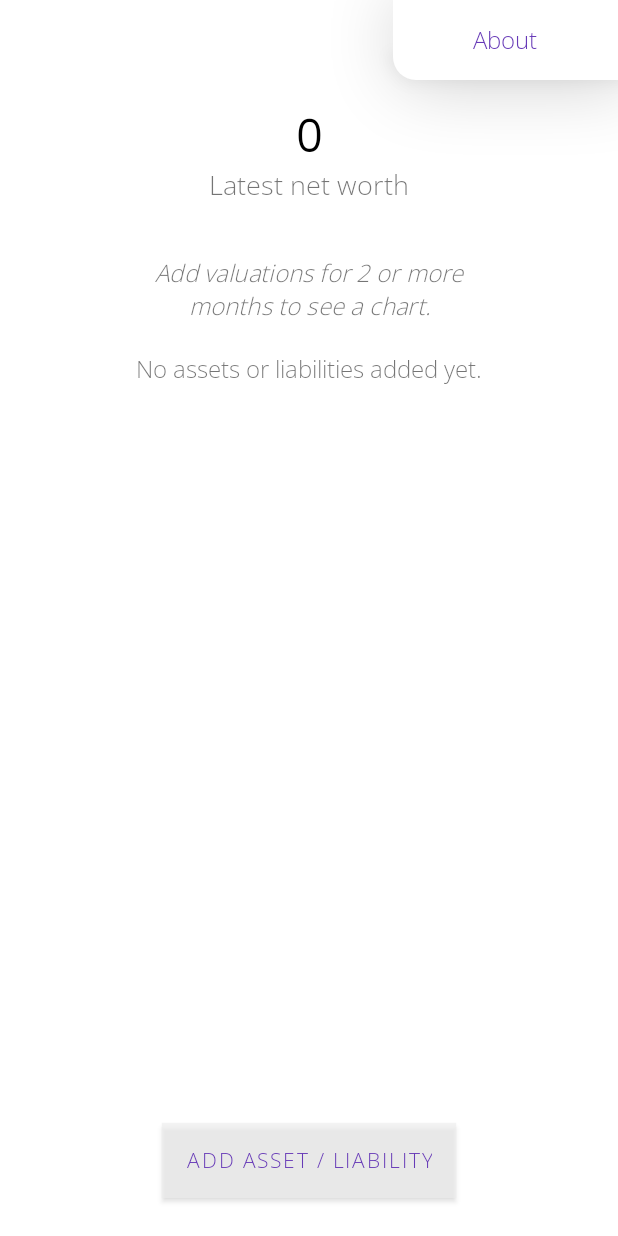
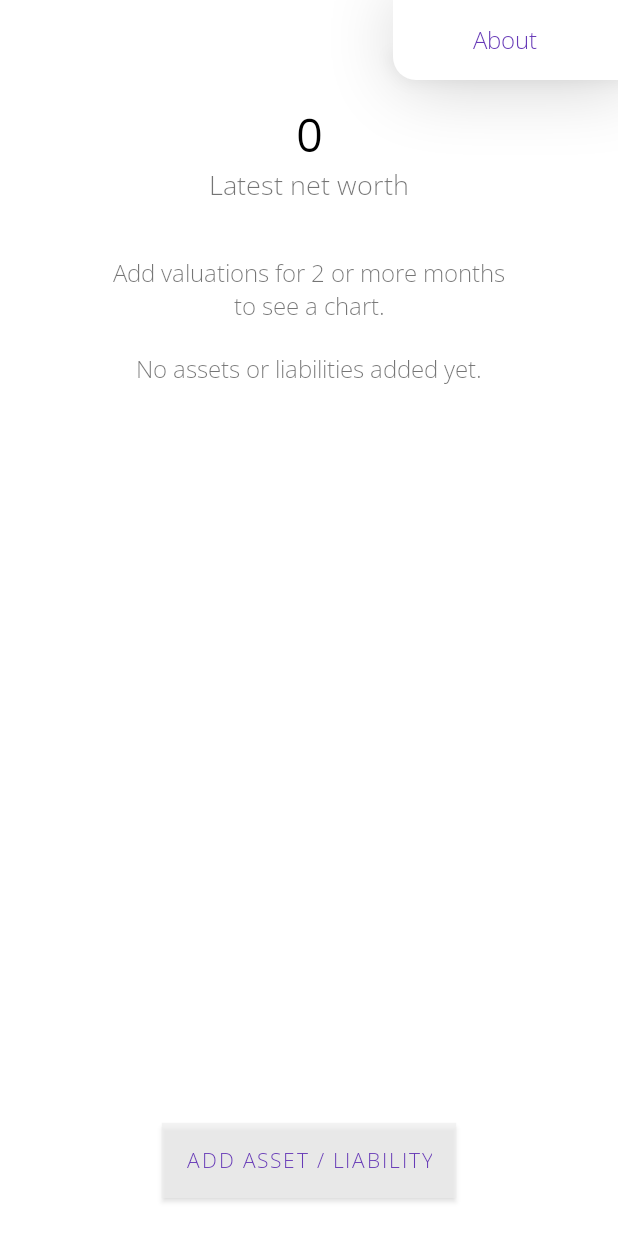
Before and after one commit to btcwojak/fromzero, an Android app: the screen it shows after launch (MainActivity), on a phone screen of 412 x 824 dp. Run offline under Robolectric (Android 15) with nearby library versions, the phone set to English and light mode, and no system bars; libraries missing offline, so code that uses them is left out: com.github.mikephil.charting; plain views replace LineChart.

Commit message:
v1.0.0 release

```diff
--- a/app/build.gradle
+++ b/app/build.gradle
@@ -11,7 +11,7 @@ android {
         applicationId "com.spudg.fromzero"
         minSdkVersion 21
         targetSdkVersion 30
-        versionCode 1
+        versionCode 2
         versionName "1.0.0"
 
         testInstrumentationRunner "androidx.test.runner.AndroidJUnitRunner"
--- a/app/src/main/res/drawable/ic_launcher_foreground.xml
+++ b/app/src/main/res/drawable/ic_launcher_foreground.xml
@@ -1,16 +1,15 @@
 <vector xmlns:android="http://schemas.android.com/apk/res/android"
     android:width="108dp"
     android:height="108dp"
-    android:tint="#673AB7"
     android:viewportWidth="108"
-    android:viewportHeight="108">
-    <group
-        android:scaleX="2.0097"
+    android:viewportHeight="108"
+    android:tint="#673AB7">
+  <group android:scaleX="2.0097"
       android:scaleY="2.0097"
       android:translateX="29.8836"
       android:translateY="29.8836">
     <path
         android:fillColor="@android:color/white"
-            android:pathData="M2,19.99l7.5,-7.51l4,4l7.09,-7.97L22,9.92l-8.5,9.56l-4,-4l-6,6.01L2,19.99zM3.5,15.49l6,-6.01l4,4L22,3.92l-1.41,-1.41l-7.09,7.97l-4,-4L2,13.99L3.5,15.49z" />
+        android:pathData="M2,19.99l7.5,-7.51l4,4l7.09,-7.97L22,9.92l-8.5,9.56l-4,-4l-6,6.01L2,19.99zM3.5,15.49l6,-6.01l4,4L22,3.92l-1.41,-1.41l-7.09,7.97l-4,-4L2,13.99L3.5,15.49z"/>
   </group>
 </vector>
--- a/app/src/main/res/layout/activity_main.xml
+++ b/app/src/main/res/layout/activity_main.xml
@@ -98,7 +98,6 @@
                     android:gravity="center"
                     android:text="@string/add_valuations_for_2_or_more_months_to_see_a_chart"
                     android:textSize="16sp"
-                    android:textStyle="italic"
                     android:visibility="visible"
                     app:layout_constraintTop_toTopOf="parent" />
 
--- a/app/src/main/res/mipmap-anydpi-v26/ic_launcher.xml
+++ b/app/src/main/res/mipmap-anydpi-v26/ic_launcher.xml
@@ -1,5 +1,5 @@
 <?xml version="1.0" encoding="utf-8"?>
 <adaptive-icon xmlns:android="http://schemas.android.com/apk/res/android">
-    <background android:drawable="@color/ic_launcher_background" />
-    <foreground android:drawable="@drawable/ic_launcher_foreground" />
+    <background android:drawable="@color/ic_launcher_background"/>
+    <foreground android:drawable="@drawable/ic_launcher_foreground"/>
 </adaptive-icon>
--- a/app/src/main/res/mipmap-anydpi-v26/ic_launcher_round.xml
+++ b/app/src/main/res/mipmap-anydpi-v26/ic_launcher_round.xml
@@ -1,5 +1,5 @@
 <?xml version="1.0" encoding="utf-8"?>
 <adaptive-icon xmlns:android="http://schemas.android.com/apk/res/android">
-    <background android:drawable="@color/ic_launcher_background" />
-    <foreground android:drawable="@drawable/ic_launcher_foreground" />
+    <background android:drawable="@color/ic_launcher_background"/>
+    <foreground android:drawable="@drawable/ic_launcher_foreground"/>
 </adaptive-icon>
```
Also changed, not shown: app/src/main/res/mipmap-hdpi/ic_launcher.png (added), app/src/main/res/mipmap-hdpi/ic_launcher_round.png (added), app/src/main/res/mipmap-mdpi/ic_launcher.png (added), app/src/main/res/mipmap-mdpi/ic_launcher_round.png (added), app/src/main/res/mipmap-xhdpi/ic_launcher.png (added), app/src/main/res/mipmap-xhdpi/ic_launcher_round.png (added), app/src/main/res/mipmap-xxhdpi/ic_launcher.png (added), app/src/main/res/mipmap-xxhdpi/ic_launcher_round.png (added), app/src/main/res/mipmap-xxxhdpi/ic_launcher.png (added), app/src/main/res/mipmap-xxxhdpi/ic_launcher_round.png (added), 1 other file. Lines whose indentation alone changed are shown as unchanged.
